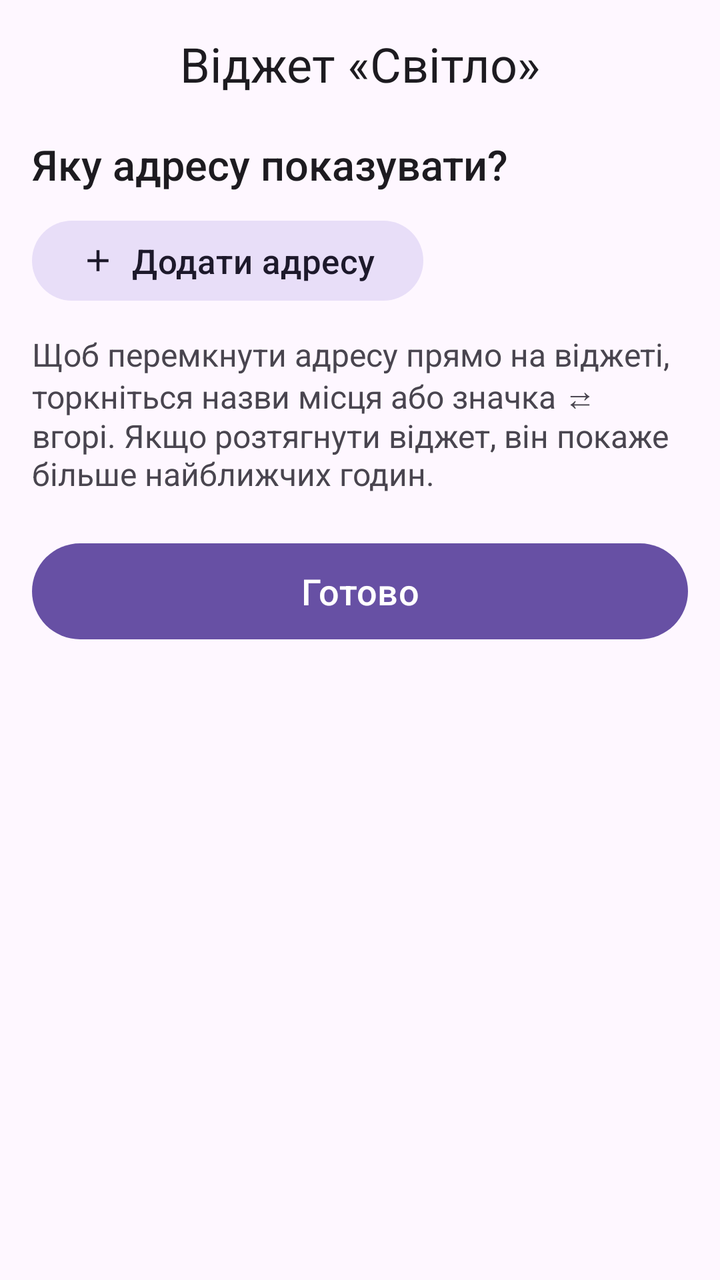
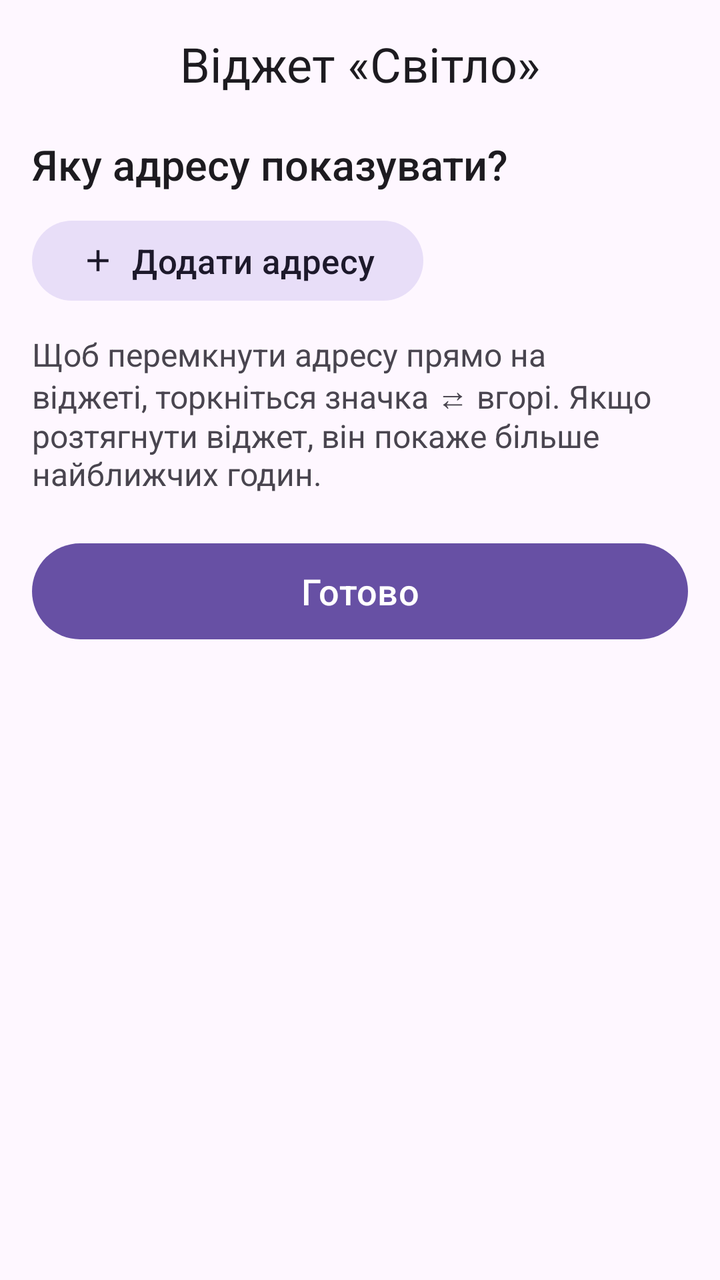

Two renders of the same Android screen: before a commit and after it. Below are the layout's source before the change and the commit's diff.
<!-- AndroidManifest.xml: application theme AppTheme -->
<!-- res/layout/activity_widget_config.xml -->
<?xml version="1.0" encoding="utf-8"?>
<LinearLayout xmlns:android="http://schemas.android.com/apk/res/android"
    xmlns:app="http://schemas.android.com/apk/res-auto"
    android:id="@+id/cfg_root"
    android:layout_width="match_parent"
    android:layout_height="match_parent"
    android:orientation="vertical">

    <com.google.android.material.appbar.MaterialToolbar
        android:id="@+id/toolbar"
        android:layout_width="match_parent"
        android:layout_height="?attr/actionBarSize"
        app:title="Віджет «Світло»"
        app:titleCentered="true"
        app:titleTextAppearance="?attr/textAppearanceHeadlineSmall" />

    <androidx.core.widget.NestedScrollView
        android:layout_width="match_parent"
        android:layout_height="0dp"
        android:layout_weight="1">

        <LinearLayout
            android:id="@+id/cfg_content"
            android:layout_width="match_parent"
            android:layout_height="wrap_content"
            android:orientation="vertical"
            android:paddingStart="16dp"
            android:paddingTop="4dp"
            android:paddingEnd="16dp"
            android:paddingBottom="24dp">

            <TextView
                android:layout_width="match_parent"
                android:layout_height="wrap_content"
                android:fontFamily="sans-serif-medium"
                android:text="Яку адресу показувати?"
                android:textColor="?attr/colorOnSurface"
                android:textSize="21sp" />

            <RadioGroup
                android:id="@+id/cfg_addresses"
                android:layout_width="match_parent"
                android:layout_height="wrap_content"
                android:layout_marginTop="6dp" />

            <TextView
                android:id="@+id/cfg_empty"
                android:layout_width="match_parent"
                android:layout_height="wrap_content"
                android:layout_marginTop="8dp"
                android:text="Спершу додайте адресу."
                android:textColor="?attr/colorOnSurfaceVariant"
                android:textSize="17sp"
                android:visibility="gone" />

            <com.google.android.material.button.MaterialButton
                android:id="@+id/cfg_add"
                style="@style/Widget.Material3.Button.TonalButton"
                android:layout_width="wrap_content"
                android:layout_height="wrap_content"
                android:layout_marginTop="4dp"
                android:text="Додати адресу"
                android:textSize="17sp"
                app:icon="@drawable/ic_add" />

            

            <TextView
                android:layout_width="match_parent"
                android:layout_height="wrap_content"
                android:layout_marginTop="12dp"
                android:text="Щоб перемкнути адресу прямо на віджеті, торкніться назви місця або значка ⇄ вгорі. Якщо розтягнути віджет, він покаже більше найближчих годин."
                android:textColor="?attr/colorOnSurfaceVariant"
                android:textSize="16sp" />

            <com.google.android.material.button.MaterialButton
                android:id="@+id/cfg_done"
                android:layout_width="match_parent"
                android:layout_height="wrap_content"
                android:layout_marginTop="20dp"
                android:minHeight="56dp"
                android:text="Готово"
                android:textSize="18sp" />
        </LinearLayout>
    </androidx.core.widget.NestedScrollView>
</LinearLayout>
<!-- resources referenced by this layout -->
<resources>
  <!-- drawable ic_add (drawable) -->
  <?xml version="1.0" encoding="utf-8"?>
  <vector xmlns:android="http://schemas.android.com/apk/res/android"
      android:width="24dp"
      android:height="24dp"
      android:viewportWidth="24"
      android:viewportHeight="24">
      <path android:fillColor="#FF000000" android:pathData="M19,13h-6v6h-2v-6H5v-2h6V5h2v6h6v2z" />
  </vector>
  <style name="AppTheme" parent="Theme.Material3.DayNight.NoActionBar">
          <item name="android:statusBarColor">?attr/colorSurface</item>
          <item name="android:windowLightStatusBar">@bool/light_bars</item>
      </style>
</resources>

<!-- the commit's change to res/layout/activity_widget_config.xml (unified diff, before → after) -->
@@ -69,7 +69,7 @@
                 android:layout_width="match_parent"
                 android:layout_height="wrap_content"
                 android:layout_marginTop="12dp"
-                android:text="Щоб перемкнути адресу прямо на віджеті, торкніться назви місця або значка ⇄ вгорі. Якщо розтягнути віджет, він покаже більше найближчих годин."
+                android:text="Щоб перемкнути адресу прямо на віджеті, торкніться значка ⇄ вгорі. Якщо розтягнути віджет, він покаже більше найближчих годин."
                 android:textColor="?attr/colorOnSurfaceVariant"
                 android:textSize="16sp" />
 
